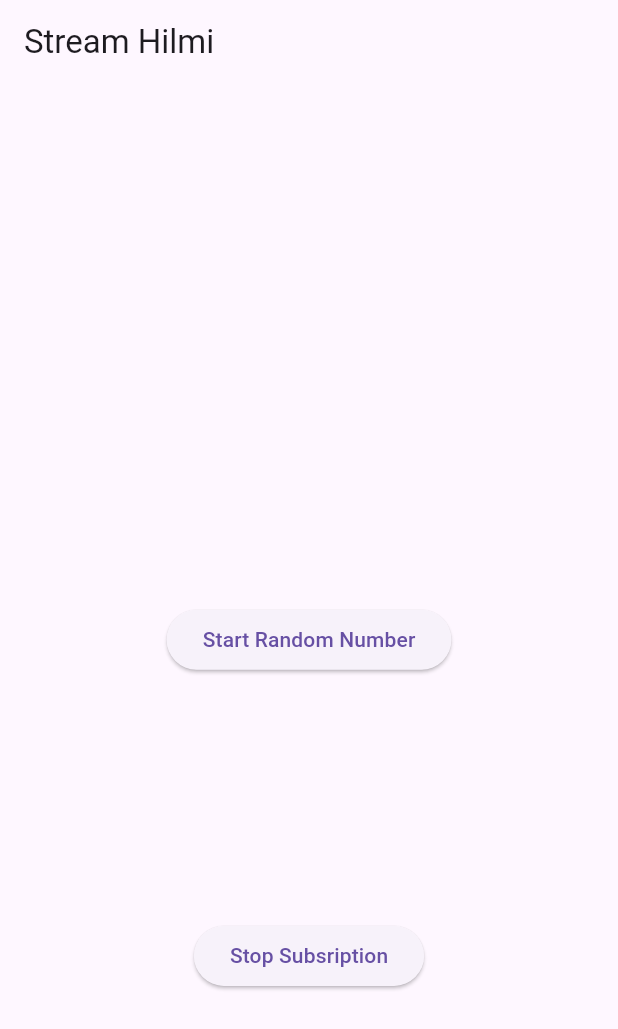
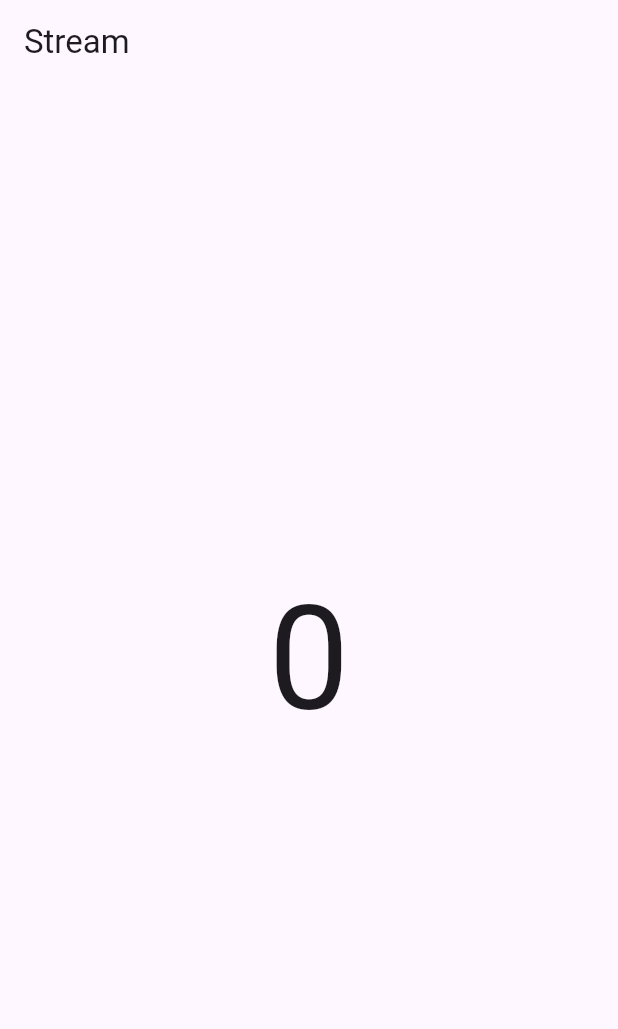
Before and after one commit to HanifFaishalH/stream_hilmi, a Flutter app: the screen it shows after launch, on a phone screen of 412 x 824 dp. Shown: the top 1029 px of the screen. Run offline on Flutter 3.47's test engine with Material 3 defaults, Android fonts, the phone set to English and light mode, and no system bars.

Commit message:
W12: Soal 12

```diff
--- a/lib/main.dart
+++ b/lib/main.dart
@@ -1,7 +1,6 @@
 import 'package:flutter/material.dart';
 import 'package:stream_hilmi/stream.dart';
 import 'dart:async';
-import 'dart:math';
 
 void main () {
   runApp(const MyApp());
@@ -15,7 +14,7 @@ class MyApp extends StatelessWidget {
     return MaterialApp(
       title: 'Stream Hilmi',
       theme: ThemeData(
-        primaryColor: Colors.blueAccent,
+        primaryColor: Colors.deepPurple,
       ),
       home: const StreamHomePage(),
     );
@@ -30,139 +29,39 @@ class StreamHomePage extends StatefulWidget {
 }
 
 class _StreamHomePageState extends State<StreamHomePage> {
-  // praktikum 1
-  Color bgColor = Colors.blueGrey;
-  late ColorStream colorStream;
+  late Stream<int> numberStream;
 
-  // praktikum 2
-  int lastNumber = 0;
-  late StreamController numberStreamController;
-  late NumberStream numberStream;
-
-  // praktikum 3
-  late StreamTransformer transformer;
-
-  // praktikum 4
-  late StreamSubscription subscription;
-
-  // praktikum 5
-  late StreamSubscription subscription2;
-  String values =  '';
-
-  void changeColor() async {
-    // await for (var eventColor in colorStream.getColors()) {
-    //   setState(() {
-    //     bgColor = eventColor;
-    //   });
-    // }
-    colorStream.getColors().listen((eventColor) {
-      setState(() {
-        bgColor = eventColor;
-      });
-    });
-  }
   @override
   Widget build(BuildContext context) {
     return Scaffold(
       appBar: AppBar(
-        title: const Text(('Stream Hilmi')),
+        title: const Text('Stream'),
       ),
-      body: SizedBox(
-        width: double.infinity,
-        child: Column(
-          mainAxisAlignment: MainAxisAlignment.spaceEvenly,
-          crossAxisAlignment: CrossAxisAlignment.center,
-          children: [
-            Text(values),
-            ElevatedButton(
-                onPressed: () => addRandomNumber(),
-                child: Text('Start Random Number')),
-            ElevatedButton(
-              onPressed: () => stopStream(),
-              child: Text('Stop Subsription'),
-            )
-          ],
-        ),
-      )
+      body: StreamBuilder(
+        stream: numberStream,
+        initialData: 0,
+        builder: (context, snapshot) {
+          if (snapshot.hasError) {
+            print('Error');
+          }
+          if (snapshot.hasData) {
+            return Center(
+              child: Text(
+                snapshot.data.toString(),
+                style: const TextStyle(fontSize: 96),
+              ),
+            );
+          } else {
+            return const SizedBox.shrink();
+          }
+        },
+      ),
     );
   }
 
   @override
   void initState() {
-    numberStream = NumberStream();
-    numberStreamController = numberStream.controller;
-    Stream stream = numberStreamController.stream.asBroadcastStream();
-    // stream.listen((event) {
-    //   setState(() {
-    //     lastNumber = event;
-    //   });
-    // }).onError((error) {
-    //   setState(() {
-    //     lastNumber = -1;
-    //   });
-    // });
-
-    // transformer = StreamTransformer<int, int>.fromHandlers(
-    //   handleData: (value, sink) {
-    //     sink.add(value * 10 );
-    //   },
-    //   handleError: (error, trace, sink) {
-    //     sink.add(-1);
-    //   },
-    //   handleDone: (sink) => sink.close()
-    // );
-    //
-    // stream.transform(transformer).listen((event) {
-    //   setState(() {
-    //     lastNumber = event;
-    //   });
-    // }). onError((error) {
-    //   setState(() {
-    //     lastNumber = -1;
-    //   });
-    // });
-
-    subscription = stream.listen((event) {
-      setState(() {
-        values += '$event - ';
-      });
-    });
-
-    subscription.onError((event) {
-      setState(() {
-        values += '$event - ';
-      });
-    });
-
-    subscription.onDone(() {
-      print('onDone was called');
-    });
-
+    numberStream = NumberStream().getNumbers();
     super.initState();
   }
-
-  @override
-  void dispose() {
-    numberStreamController.close();
-    subscription.cancel();
-    super.dispose();
-  }
-
-  void addRandomNumber() {
-    Random random = Random();
-    int myNum = random.nextInt(10);
-    // numberStream.addNumberToSink(myNum);
-    // numberStream.addError();
-    if (!numberStreamController.isClosed) {
-      numberStream.addNumberToSink(myNum);
-    } else {
-      setState(() {
-        lastNumber = -1;
-      });
-    }
-  }
-
-  void stopStream() {
-    numberStreamController.close();
-  }
 }
--- a/lib/stream.dart
+++ b/lib/stream.dart
@@ -1,35 +1,12 @@
 import 'package:flutter/material.dart';
-import 'dart:async';
+import 'dart:math';
 
-class ColorStream {
-  final List<Color> colors = [
-    Colors.red,
-    Colors.orange,
-    Colors.yellow,
-    Colors.teal,
-    Colors.lightBlue,
-  ];
-
-  Stream<Color> getColors() async* {
-    yield* Stream.periodic(
-      const Duration(seconds: 1), (int t) {
-        int index = t % colors.length;
-        return colors[index];
-    }
-    );
+class NumberStream {
+  Stream<int> getNumbers() async* {
+    yield* Stream.periodic(const Duration(seconds: 1), (int t) {
+      Random random = Random();
+      int myNum = random.nextInt(10);
+      return myNum;
+    });
   }
 }
-
-class NumberStream {
-  final StreamController<int> controller = StreamController<int>();
-
-  void addNumberToSink(int newNumber) {
-    controller.sink.add(newNumber);
-  }
-  close() {
-    controller.close();
-  }
-  // addError() {
-  //   controller.sink.addError('error');
-  // }
-}
```
Also changed, not shown: asset/praktikum6/p6_s12.gif (added), 1 other file.
